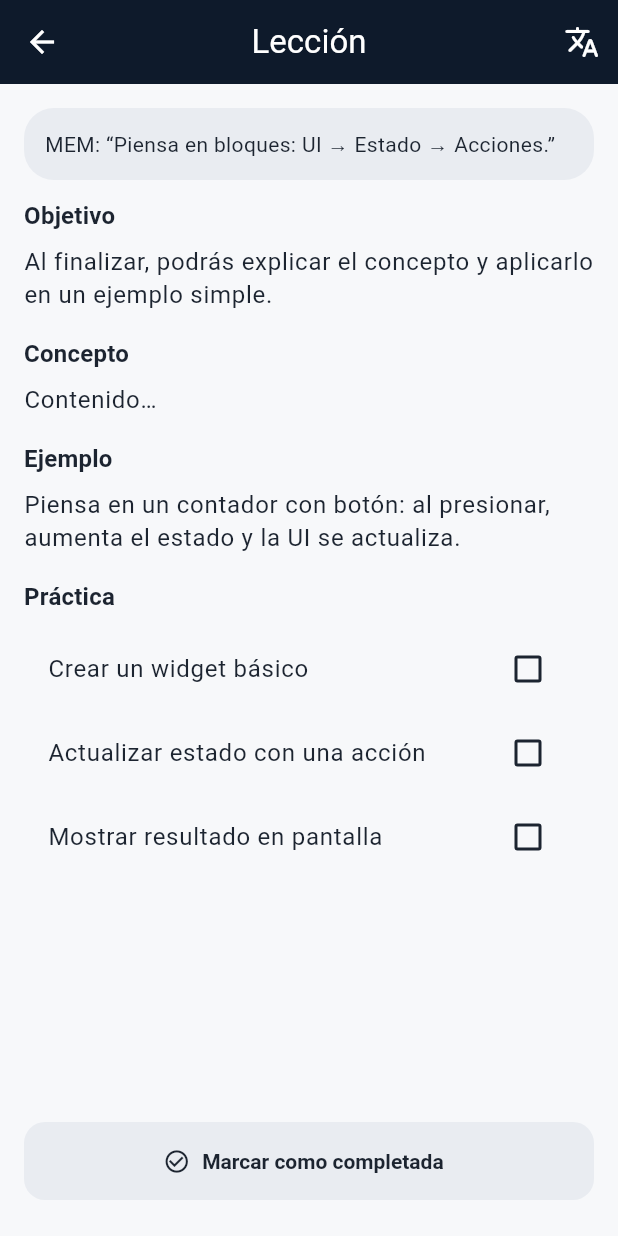
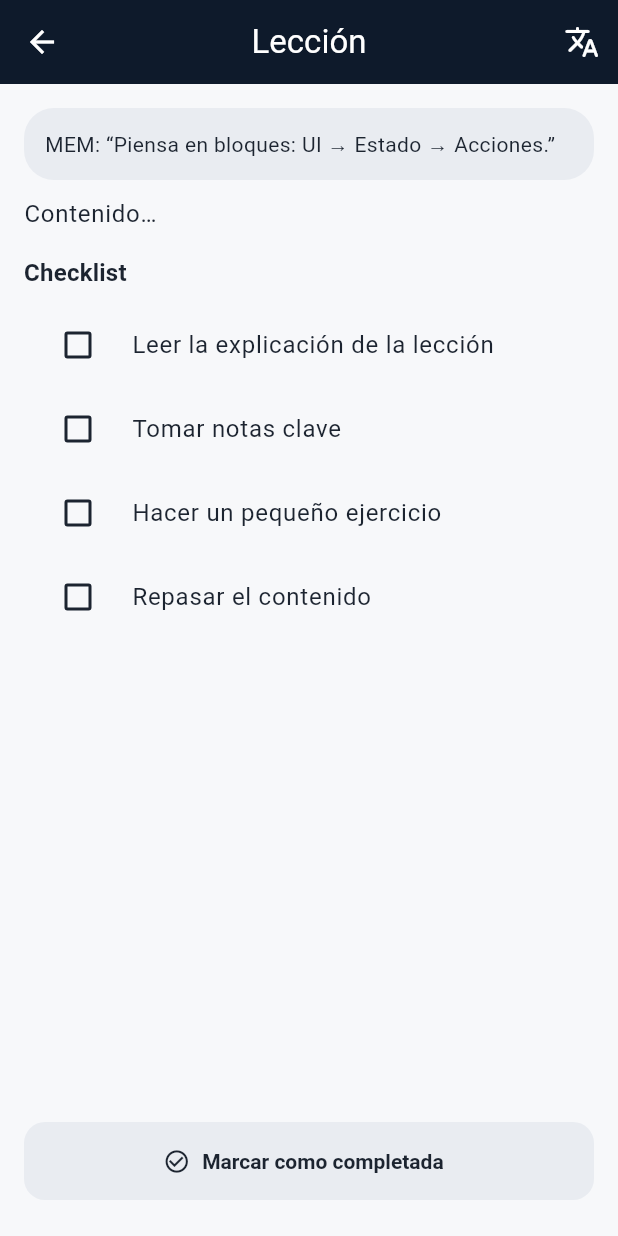
Before and after one commit to Carlosjc97/aelion, a Flutter app: the LessonView screen opened directly with empty values, on a phone screen of 412 x 824 dp. Run offline on Flutter 3.47's test engine with Material 3 defaults, Android fonts, the phone set to English and light mode, and no system bars; our stand-ins replace flutter_dotenv, shared_preferences; accounts and stored records are empty.

Commit message:
fix(lesson): alinea checklist con ProgressService y corrige tipos

```diff
--- a/lib/features/lesson/lesson_view.dart
+++ b/lib/features/lesson/lesson_view.dart
@@ -5,7 +5,7 @@ import '../../services/progress_service.dart';
 class LessonView extends StatefulWidget {
   static const routeName = '/lesson';
 
-  // IDs requeridos para progreso/bloqueos
+  /// Identificadores requeridos para guardar progreso/checklist
   final String courseId;
   final String moduleId;
   final String lessonId;
@@ -46,9 +46,9 @@ class _LessonViewState extends State<LessonView> {
   late String _contentEs;
   late String _contentEn;
 
-  // Checklist de práctica (3 pasos de ejemplo, persistentes por lección)
-  final int _practiceLen = 3;
-  late List<bool> _practiceChecks;
+  /// Lista de checks: cada item = {"text": String, "done": bool}
+  List<Map<String, dynamic>> _checklist = [];
+  bool _loadingChecklist = true;
 
   bool get _locked =>
       widget.isPremiumEnabled && widget.isPremiumLesson; // candado solo si flag activo
@@ -62,31 +62,62 @@ class _LessonViewState extends State<LessonView> {
     _contentEs = widget.content;
     _contentEn = 'English version of: ${widget.content}';
 
+    // “Mem” (mnemotecnia) simple de ejemplo
     _mem = _lang == 'es'
         ? 'MEM: “Piensa en bloques: UI → Estado → Acciones.”'
         : 'MEM: “Think in blocks: UI → State → Actions.”';
 
-    _practiceChecks = List<bool>.filled(_practiceLen, false);
-    _loadPractice();
+    _loadChecklist();
   }
 
-  Future<void> _loadPractice() async {
-    final data = await progress.loadLessonChecklist(
+  Future<void> _loadChecklist() async {
+    setState(() => _loadingChecklist = true);
+
+    final items = await progress.loadLessonChecklist(
       courseId: widget.courseId,
       moduleId: widget.moduleId,
       lessonId: widget.lessonId,
-      length: _practiceLen,
     );
-    if (!mounted) return;
-    setState(() => _practiceChecks = data);
+
+    // Si no hay checklist guardado, generamos uno básico inicial
+    _checklist = items.isNotEmpty
+        ? items
+        : <Map<String, dynamic>>[
+            {
+              'text': _lang == 'es'
+                  ? 'Leer la explicación de la lección'
+                  : 'Read the lesson explanation',
+              'done': false,
+            },
+            {
+              'text': _lang == 'es'
+                  ? 'Tomar notas clave'
+                  : 'Take keynotes',
+              'done': false,
+            },
+            {
+              'text': _lang == 'es'
+                  ? 'Hacer un pequeño ejercicio'
+                  : 'Do a small exercise',
+              'done': false,
+            },
+            {
+              'text': _lang == 'es'
+                  ? 'Repasar el contenido'
+                  : 'Review the content',
+              'done': false,
+            },
+          ];
+
+    setState(() => _loadingChecklist = false);
   }
 
-  Future<void> _savePractice() async {
+  Future<void> _saveChecklist() async {
     await progress.saveLessonChecklist(
       courseId: widget.courseId,
       moduleId: widget.moduleId,
       lessonId: widget.lessonId,
-      checks: _practiceChecks,
+      checklist: _checklist,
     );
   }
 
@@ -100,17 +131,28 @@ class _LessonViewState extends State<LessonView> {
   }
 
   Future<void> _markDone() async {
-    // Marca como completada en progreso local
-    await progress.markLessonCompleted(
+    // Guarda checklist antes de marcar done
+    await _saveChecklist();
+
+    // Marca como completada en progreso (y desbloquea la siguiente)
+    final updated = await progress.markLessonCompleted(
       courseId: widget.courseId,
       moduleId: widget.moduleId,
       lessonId: widget.lessonId,
     );
+
     if (!mounted) return;
+
+    if (updated != null) {
       Navigator.pop(context, {'completed': true});
       ScaffoldMessenger.of(context).showSnackBar(
         const SnackBar(content: Text('Lección marcada como completada ✅')),
       );
+    } else {
+      ScaffoldMessenger.of(context).showSnackBar(
+        const SnackBar(content: Text('No se pudo actualizar el progreso')),
+      );
+    }
   }
 
   @override
@@ -155,58 +197,52 @@ class _LessonViewState extends State<LessonView> {
                     ),
                     const SizedBox(height: 12),
 
-                    // SECCIONES
+                    // Contenido bilingüe
                     Expanded(
                       child: SingleChildScrollView(
                         child: Column(
-                          crossAxisAlignment: CrossAxisAlignment.start,
+                          crossAxisAlignment: CrossAxisAlignment.stretch,
                           children: [
-                            _SectionTitle(text: _lang == 'es' ? 'Objetivo' : 'Objective'),
-                            Text(
-                              _lang == 'es'
-                                  ? 'Al finalizar, podrás explicar el concepto y aplicarlo en un ejemplo simple.'
-                                  : 'By the end, you will explain the concept and apply it in a simple example.',
-                              style: text.bodyLarge,
-                            ),
-                            const SizedBox(height: 16),
-
-                            _SectionTitle(text: _lang == 'es' ? 'Concepto' : 'Concept'),
                             Text(
                               _lang == 'es' ? _contentEs : _contentEn,
                               style: text.bodyLarge,
                             ),
                             const SizedBox(height: 16),
 
-                            _SectionTitle(text: _lang == 'es' ? 'Ejemplo' : 'Example'),
+                            // Checklist
                             Text(
-                              _lang == 'es'
-                                  ? 'Piensa en un contador con botón: al presionar, aumenta el estado y la UI se actualiza.'
-                                  : 'Think of a counter with a button: pressing increases state and UI updates.',
-                              style: text.bodyLarge,
+                              _lang == 'es' ? 'Checklist' : 'Checklist',
+                              style: text.titleMedium,
                             ),
-                            const SizedBox(height: 16),
+                            const SizedBox(height: 8),
 
-                            _SectionTitle(text: _lang == 'es' ? 'Práctica' : 'Practice'),
-                            ...List.generate(_practiceLen, (i) {
-                              final labelEs = [
-                                'Crear un widget básico',
-                                'Actualizar estado con una acción',
-                                'Mostrar resultado en pantalla',
-                              ][i];
-                              final labelEn = [
-                                'Create a basic widget',
-                                'Update state with an action',
-                                'Render the result on screen',
-                              ][i];
+                            if (_loadingChecklist)
+                              const Center(
+                                  child: Padding(
+                                padding: EdgeInsets.all(16),
+                                child: CircularProgressIndicator(),
+                              ))
+                            else
+                              ..._checklist.asMap().entries.map((entry) {
+                                final i = entry.key;
+                                final item = entry.value;
+                                final done = (item['done'] as bool?) ?? false;
+                                final label =
+                                    (item['text'] as String?) ?? '—';
+
                                 return CheckboxListTile(
-                                value: _practiceChecks[i],
+                                  value: done,
+                                  title: Text(label),
+                                  controlAffinity:
+                                      ListTileControlAffinity.leading,
                                   onChanged: (v) async {
-                                  setState(() => _practiceChecks[i] = v ?? false);
-                                  await _savePractice();
+                                    setState(() {
+                                      _checklist[i]['done'] = v ?? false;
+                                    });
+                                    await _saveChecklist();
                                   },
-                                title: Text(_lang == 'es' ? labelEs : labelEn),
                                 );
-                            }),
+                              }).toList(),
                           ],
                         ),
                       ),
@@ -216,27 +252,16 @@ class _LessonViewState extends State<LessonView> {
                     FilledButton.icon(
                       onPressed: _markDone,
                       icon: const Icon(Icons.check_circle_outline),
-                      label: Text(_lang == 'es'
+                      label: Text(
+                        _lang == 'es'
                             ? 'Marcar como completada'
-                          : 'Mark as completed'),
+                            : 'Mark as completed',
+                      ),
                     ),
                   ],
                 ),
               ),
       ),
-    );
-  }
-}
-
-class _SectionTitle extends StatelessWidget {
-  final String text;
-  const _SectionTitle({required this.text});
-  @override
-  Widget build(BuildContext context) {
-    final t = Theme.of(context).textTheme;
-    return Padding(
-      padding: const EdgeInsets.only(bottom: 8.0),
-      child: Text(text, style: t.titleMedium?.copyWith(fontWeight: FontWeight.w700)),
     );
   }
 }
```
Lines whose indentation alone changed are shown as unchanged.
